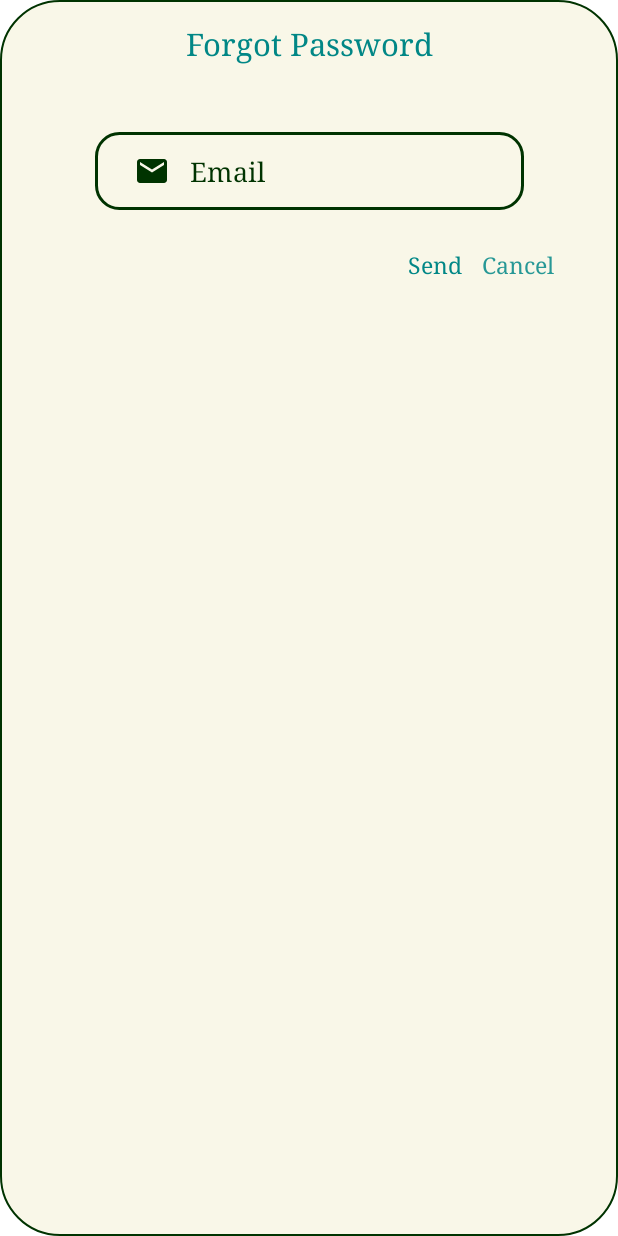
After one commit to hooiting99/WasteDetector, an Android app: the layout custom_edittext_dialog.xml on its own in the app's theme, with its tools: preview values and no code run, on a phone screen of 412 x 824 dp. The commit adds this screen. Run offline under Robolectric (Android 15) with nearby library versions, the phone set to English and light mode, and no system bars.

Commit message:
FYP-Waste Detection:Done Forgot Password, Verify Email

```diff
--- a/app/src/main/java/com/example/wastedetector/adapter/RewardAdapter.kt
+++ b/app/src/main/java/com/example/wastedetector/adapter/RewardAdapter.kt
@@ -33,7 +33,10 @@ class RewardAdapter(private val rewardsList: List<Reward>) :
         holder.rewardPoint.text = "${reward.points} points"
 
         // Update the button according to conditions
-        if (reward.isClaimed) {
+        if (!reward.isVerified && reward.isEligible) {
+            holder.claimBtn.text = "Verify to Claim"
+            holder.claimBtn.isEnabled = false
+        }else if (reward.isClaimed) {
             holder.claimBtn.text = "Claimed"
             holder.claimBtn.isEnabled = false
         } else if (!reward.isEligible) {
--- a/app/src/main/res/drawable/dialog_bg.xml
+++ b/app/src/main/res/drawable/dialog_bg.xml
@@ -1,15 +1,15 @@
 <?xml version="1.0" encoding="utf-8"?>
-<shape xmlns:android="http://schemas.android.com/apk/res/android" android:shape="rectangle">
+<shape xmlns:android="http://schemas.android.com/apk/res/android">
 
     <solid android:color="?attr/colorOnPrimary"/>
 
     <corners android:radius="@dimen/_30sdp" />
 
-<!--    <padding-->
-<!--        android:left="10dp"-->
-<!--        android:right="10dp"-->
-<!--        android:top="10dp"-->
-<!--        android:bottom="10dp"/>-->
+    <padding
+        android:left="10dp"
+        android:right="10dp"
+        android:top="10dp"
+        android:bottom="10dp"/>
 
     <stroke
         android:width="1dp"
--- /dev/null
+++ b/app/src/main/res/layout/custom_edittext_dialog.xml
@@ -0,0 +1,74 @@
+<?xml version="1.0" encoding="utf-8"?>
+<androidx.constraintlayout.widget.ConstraintLayout xmlns:android="http://schemas.android.com/apk/res/android"
+    xmlns:app="http://schemas.android.com/apk/res-auto"
+    android:layout_width="match_parent"
+    android:layout_height="match_parent"
+    android:background="@drawable/dialog_bg">
+
+    <TextView
+        android:layout_width="wrap_content"
+        android:layout_height="wrap_content"
+        android:layout_marginTop="5dp"
+        android:layout_marginBottom="20dp"
+        android:text="Forgot Password"
+        android:textAlignment="center"
+        android:textColor="?attr/colorSecondary"
+        android:textSize="@dimen/_16ssp"
+        app:layout_constraintTop_toTopOf="parent"
+        app:layout_constraintBottom_toTopOf="@id/emailText"
+        app:layout_constraintStart_toStartOf="parent"
+        app:layout_constraintEnd_toEndOf="parent"
+        app:layout_constraintHorizontal_bias="0.5"
+        android:id="@+id/dialogTitle"/>
+
+    <EditText
+        android:layout_width="@dimen/_220sdp"
+        android:layout_height="@dimen/_40sdp"
+        android:layout_marginStart="32dp"
+        android:layout_marginTop="@dimen/_35sdp"
+        android:layout_marginBottom="@dimen/_20sdp"
+        android:layout_marginEnd="32dp"
+        android:background="@drawable/input_bg"
+        android:drawableStart="@drawable/baseline_email_24"
+        android:drawablePadding="@dimen/_10sdp"
+        android:ems="10"
+        android:hint="@string/email"
+        android:inputType="textEmailAddress"
+        android:paddingStart="@dimen/_20sdp"
+        android:paddingTop="@dimen/_5sdp"
+        android:paddingEnd="@dimen/_10sdp"
+        android:paddingBottom="@dimen/_5sdp"
+        android:textColor="?colorOnSecondary"
+        android:textColorHint="?colorOnSecondary"
+        app:layout_constraintEnd_toEndOf="parent"
+        app:layout_constraintStart_toStartOf="parent"
+        app:layout_constraintTop_toBottomOf="@+id/dialogTitle"
+        android:id="@+id/emailText"/>
+
+    <LinearLayout
+        android:layout_width="wrap_content"
+        android:layout_height="wrap_content"
+        android:layout_margin="@dimen/_20sdp"
+        app:layout_constraintEnd_toEndOf="parent"
+        app:layout_constraintTop_toBottomOf="@+id/emailText">
+
+        <TextView
+            android:layout_width="wrap_content"
+            android:layout_height="wrap_content"
+            android:layout_marginEnd="@dimen/_5sdp"
+            android:text="Send"
+            android:textColor="@color/teal_700"
+            android:textSize="@dimen/_12ssp"
+            android:id="@+id/sendBtn"/>
+
+        <TextView
+            android:layout_width="wrap_content"
+            android:layout_height="wrap_content"
+            android:layout_marginStart="@dimen/_5sdp"
+            android:layout_marginEnd="@dimen/_5sdp"
+            android:text="Cancel"
+            android:textColor="#D8018786"
+            android:textSize="@dimen/_12ssp"
+            android:id="@+id/cancelBtn"/>
+    </LinearLayout>
+</androidx.constraintlayout.widget.ConstraintLayout>
```
Also changed, not shown: app/src/main/java/com/example/wastedetector/fragment/ProfileFragment.kt (+16 -3 lines), app/src/main/java/com/example/wastedetector/login/LoginActivity.kt (+54 -2 lines), app/src/main/res/layout/fragment_profile.xml (+26 -13 lines), app/src/main/res/drawable/profile.png (added), app/src/main/res/drawable/profile1.png (added), app/src/main/res/drawable/profile2.png (added), app/src/main/res/drawable/profile3.png (added), app/src/main/res/drawable/profile4.png (added), app/src/main/res/drawable/profile5.png (added), app/src/main/res/drawable/profile6.png (added).
